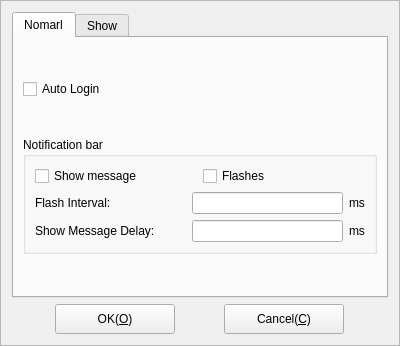
This is Widgets/FrmOptions/FrmOptions.ui in KangLin/RabbitIm as Qt 5 draws it before an edit. The edited form follows.
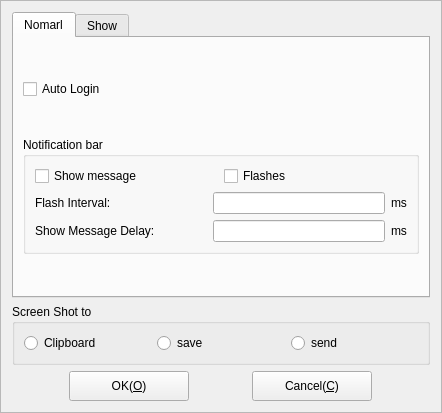
This is the edited form.

Commit message: 增加截图后的处理方式，直接发送、另存为、保存到剪切板，可在FrmOptions设置

Patch:
```diff
--- a/Widgets/FrmOptions/FrmOptions.ui
+++ b/Widgets/FrmOptions/FrmOptions.ui
@@ -6,8 +6,8 @@
    <rect>
     <x>0</x>
     <y>0</y>
-    <width>400</width>
-    <height>338</height>
+    <width>442</width>
+    <height>412</height>
    </rect>
   </property>
   <property name="windowTitle">
@@ -19,8 +19,8 @@
   <property name="frameShadow">
    <enum>QFrame::Raised</enum>
   </property>
-  <layout class="QGridLayout" name="gridLayout">
-   <item row="0" column="0">
+  <layout class="QVBoxLayout" name="verticalLayout">
+   <item>
     <widget class="QTabWidget" name="tabWidget">
      <property name="currentIndex">
       <number>0</number>
@@ -327,7 +327,37 @@
      </widget>
     </widget>
    </item>
-   <item row="1" column="0">
+   <item>
+    <widget class="QGroupBox" name="groupBox_5">
+     <property name="title">
+      <string>Screen Shot to</string>
+     </property>
+     <layout class="QHBoxLayout" name="horizontalLayout_9">
+      <item>
+       <widget class="QRadioButton" name="rBtn_clipboard">
+        <property name="text">
+         <string>Clipboard</string>
+        </property>
+       </widget>
+      </item>
+      <item>
+       <widget class="QRadioButton" name="rBtn_save">
+        <property name="text">
+         <string>save</string>
+        </property>
+       </widget>
+      </item>
+      <item>
+       <widget class="QRadioButton" name="rBtn_send">
+        <property name="text">
+         <string>send</string>
+        </property>
+       </widget>
+      </item>
+     </layout>
+    </widget>
+   </item>
+   <item>
     <layout class="QHBoxLayout" name="horizontalLayout">
      <item>
       <widget class="QPushButton" name="pbOK">
```
The commit also changes 4 other files.
